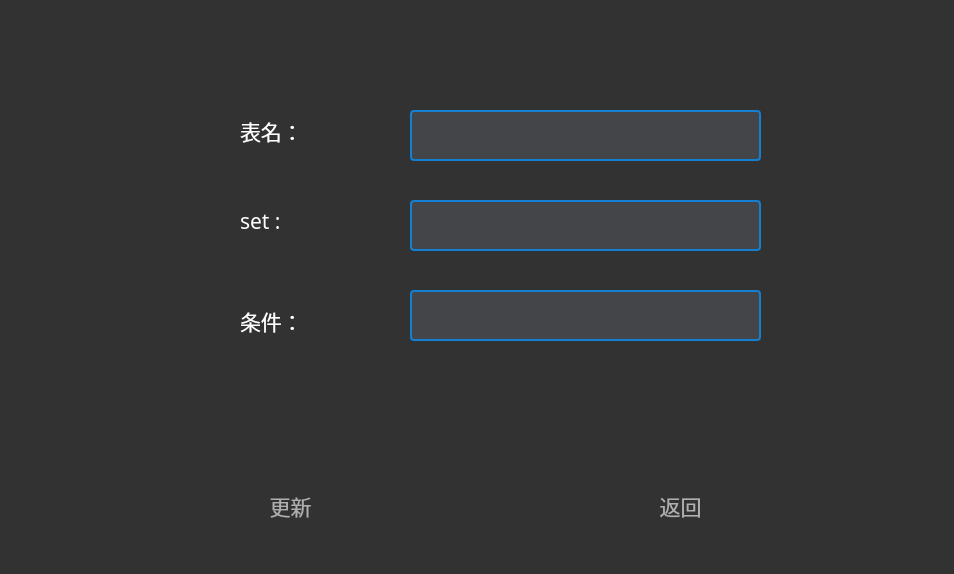
This is DBtraining/updatetable.ui in 2023XDProject/DBMS2.0 as Qt 5 draws it before an edit. The edited form follows.
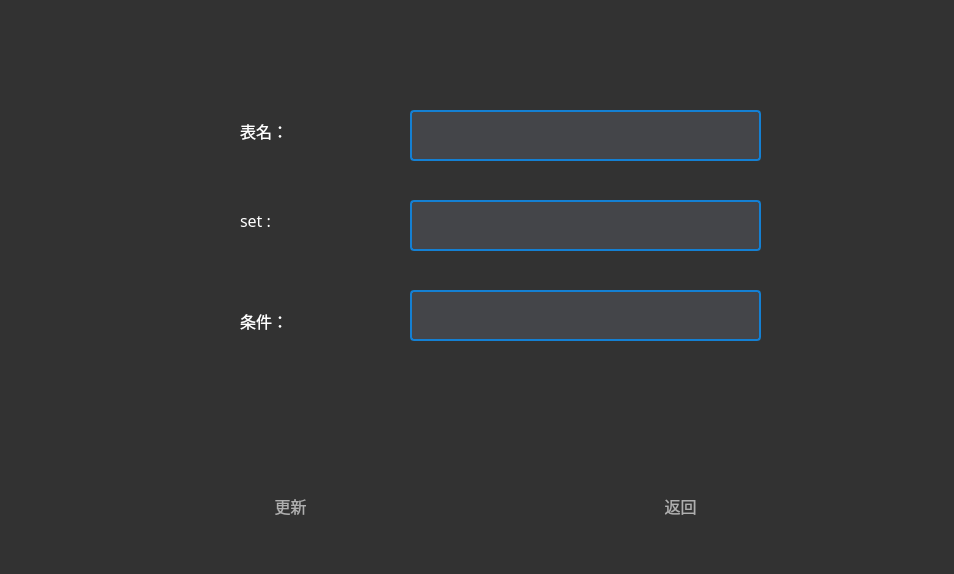
This is the edited form. Icons and pictures are not drawn.

Diff of the .ui file:
```diff
--- a/DBtraining/updatetable.ui
+++ b/DBtraining/updatetable.ui
@@ -28,7 +28,7 @@
    <property name="font">
     <font>
      <family>幼圆</family>
-     <pointsize>16</pointsize>
+     <pointsize>12</pointsize>
     </font>
    </property>
    <property name="styleSheet">
@@ -50,7 +50,7 @@
    <property name="font">
     <font>
      <family>幼圆</family>
-     <pointsize>16</pointsize>
+     <pointsize>12</pointsize>
     </font>
    </property>
    <property name="styleSheet">
@@ -72,7 +72,7 @@
    <property name="font">
     <font>
      <family>幼圆</family>
-     <pointsize>16</pointsize>
+     <pointsize>12</pointsize>
     </font>
    </property>
    <property name="styleSheet">
@@ -145,7 +145,7 @@
    <property name="font">
     <font>
      <family>幼圆</family>
-     <pointsize>16</pointsize>
+     <pointsize>12</pointsize>
     </font>
    </property>
    <property name="styleSheet">
@@ -173,7 +173,7 @@
    <property name="font">
     <font>
      <family>幼圆</family>
-     <pointsize>16</pointsize>
+     <pointsize>12</pointsize>
     </font>
    </property>
    <property name="styleSheet">
```
